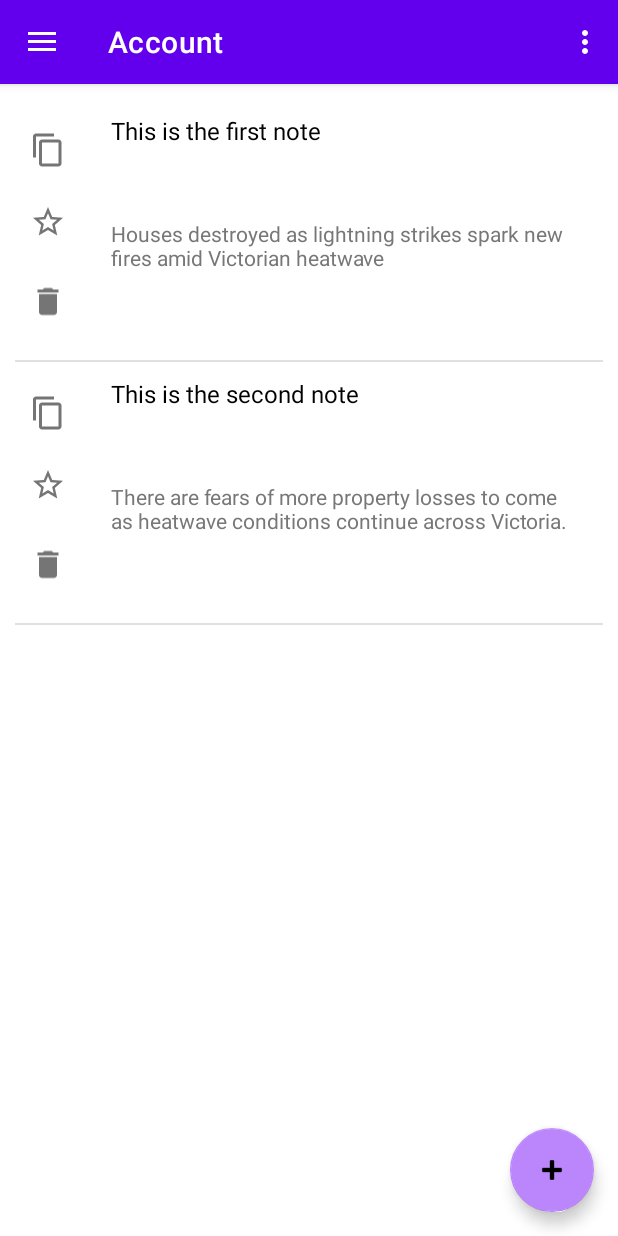
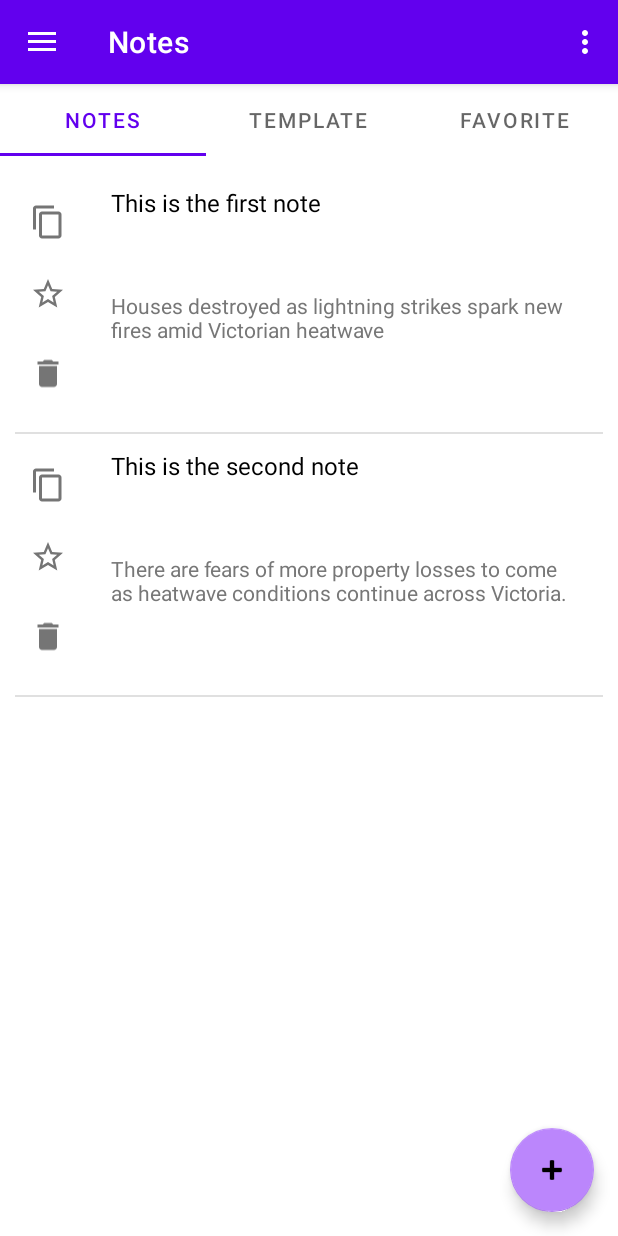
Before and after one commit to David6811/android_demo, an Android app: the screen it shows after launch (MainActivity), on a phone screen of 412 x 824 dp. Run offline under Robolectric (Android 15) with nearby library versions, the phone set to English and light mode, and no system bars; our stand-ins replace Room's generated code, navigation-ui.

Commit message:
Tab layout (#5)
* rename to Notes

* copy fragment_home to fragment_notes.xml

* copy HomeFragment to NotesFragment

* copy HomeAdapter to NotesAdapter

* Implement Home to support tab

* Move to notes package

```diff
--- a/app/src/main/java/com/example/myapplication/ui/home/HomeAdapter.kt
+++ b/app/src/main/java/com/example/myapplication/ui/home/HomeAdapter.kt
@@ -1,38 +1,18 @@
 package com.example.myapplication.ui.home
 
-import android.view.LayoutInflater
-import android.view.View
-import android.view.ViewGroup
-import android.widget.TextView
-import androidx.recyclerview.widget.RecyclerView
-import com.example.myapplication.R
-import com.example.myapplication.entities.Note
+import androidx.fragment.app.Fragment
+import androidx.viewpager2.adapter.FragmentStateAdapter
+import com.example.myapplication.ui.notes.NotesFragment
 
-class HomeAdapter(private val noteList: List<Note>) :
-    RecyclerView.Adapter<HomeAdapter.ViewHolder>() {
+class HomeAdapter(fragment: Fragment) : FragmentStateAdapter(fragment) {
+    override fun getItemCount(): Int = 3 // 三个 Tab
 
-    override fun onCreateViewHolder(parent: ViewGroup, viewType: Int): ViewHolder {
-        val view = LayoutInflater.from(parent.context).inflate(R.layout.item_layout, parent, false)
-        return ViewHolder(view)
-    }
-
-    override fun onBindViewHolder(holder: ViewHolder, position: Int) {
-        val note = noteList[position]
-        holder.bind(note)
-    }
-
-    override fun getItemCount(): Int {
-        return noteList.size
-    }
-
-    // ViewHolder class
-    class ViewHolder(itemView: View) : RecyclerView.ViewHolder(itemView) {
-        private val title: TextView = itemView.findViewById(R.id.title)
-        private val content: TextView = itemView.findViewById(R.id.content)
-
-        fun bind(note: Note) {
-            title.text = note.title
-            content.text = note.content
+    override fun createFragment(position: Int): Fragment {
+        return when (position) {
+            0 -> NotesFragment()
+            1 -> NotesFragment()
+            2 -> NotesFragment()
+            else -> NotesFragment()
         }
     }
 }
--- a/app/src/main/java/com/example/myapplication/ui/home/HomeFragment.kt
+++ b/app/src/main/java/com/example/myapplication/ui/home/HomeFragment.kt
@@ -5,61 +5,41 @@ import android.view.LayoutInflater
 import android.view.View
 import android.view.ViewGroup
 import androidx.fragment.app.Fragment
-import androidx.recyclerview.widget.DividerItemDecoration
-import androidx.recyclerview.widget.LinearLayoutManager
-import com.example.myapplication.databinding.FragmentHomeBinding
-import com.example.myapplication.entities.Note
+import androidx.viewpager2.widget.ViewPager2
+import com.example.myapplication.R
+import com.google.android.material.tabs.TabLayout
+import com.google.android.material.tabs.TabLayoutMediator
+
 
 class HomeFragment : Fragment() {
-    private var _binding: FragmentHomeBinding? = null
-    private val binding get() = _binding!!
 
-    private val notes: MutableList<Note> = mutableListOf(
-        Note(
-            objectId = "1",
-            title = "This is the first note",
-            content = "Houses destroyed as lightning strikes spark new fires amid Victorian heatwave",
-            parentObjectId = "0",
-            status = 1,
-            tags = "work,important",
-            createdAt = "2024-02-03T10:00:00Z",
-            updatedAt = "2024-02-03T12:00:00Z"
-        ),
-        Note(
-            objectId = "2",
-            title = "This is the second note",
-            content = "There are fears of more property losses to come as heatwave conditions continue across Victoria.",
-            parentObjectId = "0",
-            status = 0,
-            tags = "personal,todo",
-            createdAt = "2024-02-03T11:00:00Z",
-            updatedAt = "2024-02-03T13:00:00Z"
-        )
-    )
-
+    private lateinit var tabLayout: TabLayout
+    private lateinit var viewPager: ViewPager2
+    private lateinit var adapter: HomeAdapter
 
     override fun onCreateView(
         inflater: LayoutInflater, container: ViewGroup?,
         savedInstanceState: Bundle?
     ): View {
-        _binding = FragmentHomeBinding.inflate(inflater, container, false)
-        return binding.root
+        return inflater.inflate(R.layout.fragment_home, container, false)
     }
 
     override fun onViewCreated(view: View, savedInstanceState: Bundle?) {
         super.onViewCreated(view, savedInstanceState)
 
-        val homeAdapter = HomeAdapter(notes)
+        tabLayout = view.findViewById(R.id.tabLayout)
+        viewPager = view.findViewById(R.id.viewPager)
 
-        binding.recyclerView.apply {
-            layoutManager = LinearLayoutManager(requireContext())
-            addItemDecoration(DividerItemDecoration(context, LinearLayoutManager.VERTICAL))
-            adapter = homeAdapter
-        }
-    }
+        adapter = HomeAdapter(this)
+        viewPager.adapter = adapter
 
-    override fun onDestroyView() {
-        super.onDestroyView()
-        _binding = null
+        TabLayoutMediator(tabLayout, viewPager) { tab, position ->
+            tab.text = when (position) {
+                0 -> "Notes"
+                1 -> "Template"
+                2 -> "Favorite"
+                else -> "Notes"
+            }
+        }.attach()
     }
 }
--- /dev/null
+++ b/app/src/main/java/com/example/myapplication/ui/notes/NotesAdapter.kt
@@ -0,0 +1,38 @@
+package com.example.myapplication.ui.notes
+
+import android.view.LayoutInflater
+import android.view.View
+import android.view.ViewGroup
+import android.widget.TextView
+import androidx.recyclerview.widget.RecyclerView
+import com.example.myapplication.R
+import com.example.myapplication.entities.Note
+
+class NotesAdapter(private val noteList: List<Note>) :
+    RecyclerView.Adapter<NotesAdapter.ViewHolder>() {
+
+    override fun onCreateViewHolder(parent: ViewGroup, viewType: Int): ViewHolder {
+        val view = LayoutInflater.from(parent.context).inflate(R.layout.item_layout, parent, false)
+        return ViewHolder(view)
+    }
+
+    override fun onBindViewHolder(holder: ViewHolder, position: Int) {
+        val note = noteList[position]
+        holder.bind(note)
+    }
+
+    override fun getItemCount(): Int {
+        return noteList.size
+    }
+
+    // ViewHolder class
+    class ViewHolder(itemView: View) : RecyclerView.ViewHolder(itemView) {
+        private val title: TextView = itemView.findViewById(R.id.title)
+        private val content: TextView = itemView.findViewById(R.id.content)
+
+        fun bind(note: Note) {
+            title.text = note.title
+            content.text = note.content
+        }
+    }
+}
--- /dev/null
+++ b/app/src/main/java/com/example/myapplication/ui/notes/NotesFragment.kt
@@ -0,0 +1,65 @@
+package com.example.myapplication.ui.notes
+
+import android.os.Bundle
+import android.view.LayoutInflater
+import android.view.View
+import android.view.ViewGroup
+import androidx.fragment.app.Fragment
+import androidx.recyclerview.widget.DividerItemDecoration
+import androidx.recyclerview.widget.LinearLayoutManager
+import com.example.myapplication.databinding.FragmentNotesBinding
+import com.example.myapplication.entities.Note
+
+class NotesFragment : Fragment() {
+    private var _binding: FragmentNotesBinding? = null
+    private val binding get() = _binding!!
+
+    private val notes: MutableList<Note> = mutableListOf(
+        Note(
+            objectId = "1",
+            title = "This is the first note",
+            content = "Houses destroyed as lightning strikes spark new fires amid Victorian heatwave",
+            parentObjectId = "0",
+            status = 1,
+            tags = "work,important",
+            createdAt = "2024-02-03T10:00:00Z",
+            updatedAt = "2024-02-03T12:00:00Z"
+        ),
+        Note(
+            objectId = "2",
+            title = "This is the second note",
+            content = "There are fears of more property losses to come as heatwave conditions continue across Victoria.",
+            parentObjectId = "0",
+            status = 0,
+            tags = "personal,todo",
+            createdAt = "2024-02-03T11:00:00Z",
+            updatedAt = "2024-02-03T13:00:00Z"
+        )
+    )
+
+
+    override fun onCreateView(
+        inflater: LayoutInflater, container: ViewGroup?,
+        savedInstanceState: Bundle?
+    ): View {
+        _binding = FragmentNotesBinding.inflate(inflater, container, false)
+        return binding.root
+    }
+
+    override fun onViewCreated(view: View, savedInstanceState: Bundle?) {
+        super.onViewCreated(view, savedInstanceState)
+
+        val notesAdapter = NotesAdapter(notes)
+
+        binding.recyclerView.apply {
+            layoutManager = LinearLayoutManager(requireContext())
+            addItemDecoration(DividerItemDecoration(context, LinearLayoutManager.VERTICAL))
+            adapter = notesAdapter
+        }
+    }
+
+    override fun onDestroyView() {
+        super.onDestroyView()
+        _binding = null
+    }
+}
--- a/app/src/main/res/layout/fragment_home.xml
+++ b/app/src/main/res/layout/fragment_home.xml
@@ -6,13 +6,18 @@
     android:layout_height="match_parent"
     tools:context=".ui.home.HomeFragment">
 
-    <androidx.recyclerview.widget.RecyclerView
-        android:id="@+id/recyclerView"
+    <com.google.android.material.tabs.TabLayout
+        android:id="@+id/tabLayout"
         android:layout_width="match_parent"
-        android:layout_height="match_parent"
-        android:padding="10dp"
-        app:layout_constraintBottom_toBottomOf="parent"
-        app:layout_constraintEnd_toEndOf="parent"
-        app:layout_constraintStart_toStartOf="parent"
-        app:layout_constraintTop_toTopOf="parent" />
+        android:layout_height="wrap_content"
+        app:layout_constraintTop_toTopOf="parent"
+        app:tabMode="fixed"
+        app:tabGravity="fill"/>
+
+    <androidx.viewpager2.widget.ViewPager2
+        android:id="@+id/viewPager"
+        android:layout_width="match_parent"
+        android:layout_height="0dp"
+        app:layout_constraintTop_toBottomOf="@id/tabLayout"
+        app:layout_constraintBottom_toBottomOf="parent"/>
 </androidx.constraintlayout.widget.ConstraintLayout>
--- /dev/null
+++ b/app/src/main/res/layout/fragment_notes.xml
@@ -0,0 +1,18 @@
+<?xml version="1.0" encoding="utf-8"?>
+<androidx.constraintlayout.widget.ConstraintLayout xmlns:android="http://schemas.android.com/apk/res/android"
+    xmlns:app="http://schemas.android.com/apk/res-auto"
+    xmlns:tools="http://schemas.android.com/tools"
+    android:layout_width="match_parent"
+    android:layout_height="match_parent"
+    tools:context=".ui.home.HomeFragment">
+
+    <androidx.recyclerview.widget.RecyclerView
+        android:id="@+id/recyclerView"
+        android:layout_width="match_parent"
+        android:layout_height="match_parent"
+        android:padding="10dp"
+        app:layout_constraintBottom_toBottomOf="parent"
+        app:layout_constraintEnd_toEndOf="parent"
+        app:layout_constraintStart_toStartOf="parent"
+        app:layout_constraintTop_toTopOf="parent" />
+</androidx.constraintlayout.widget.ConstraintLayout>
--- a/app/src/main/res/values/strings.xml
+++ b/app/src/main/res/values/strings.xml
@@ -7,7 +7,7 @@
     <string name="nav_header_desc">Navigation header</string>
     <string name="action_settings">Settings</string>
 
-    <string name="menu_home">Account</string>
+    <string name="menu_home">Notes</string>
     <string name="menu_gallery">Security</string>
     <string name="menu_slideshow">Invitation</string>
 </resources>
```
